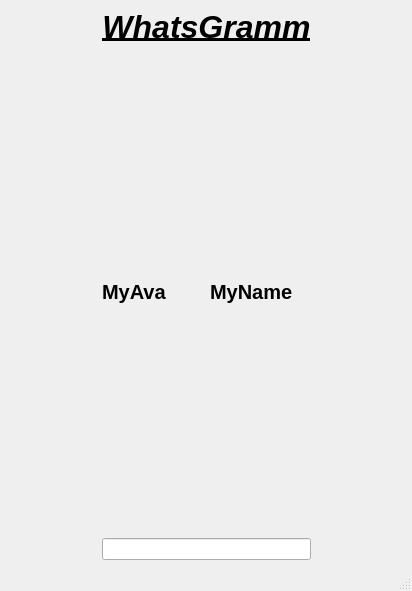
First picture: the form in UserWindow.ui, repository mrEscow/WhatsGramm, before the edit.
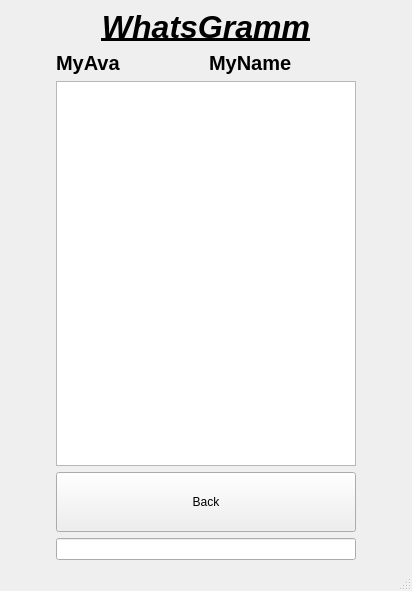
Second picture: the form after the edit.

Commit message: Create User Window

Patch:
```diff
--- a/UserWindow.ui
+++ b/UserWindow.ui
@@ -82,6 +82,22 @@
         </item>
        </layout>
       </item>
+      <item>
+       <widget class="QListView" name="listView"/>
+      </item>
+      <item>
+       <widget class="QPushButton" name="BackButton">
+        <property name="minimumSize">
+         <size>
+          <width>300</width>
+          <height>60</height>
+         </size>
+        </property>
+        <property name="text">
+         <string>Back</string>
+        </property>
+       </widget>
+      </item>
       <item>
        <widget class="QLineEdit" name="lineEdit"/>
       </item>
```
The commit also changes 6 other files.
